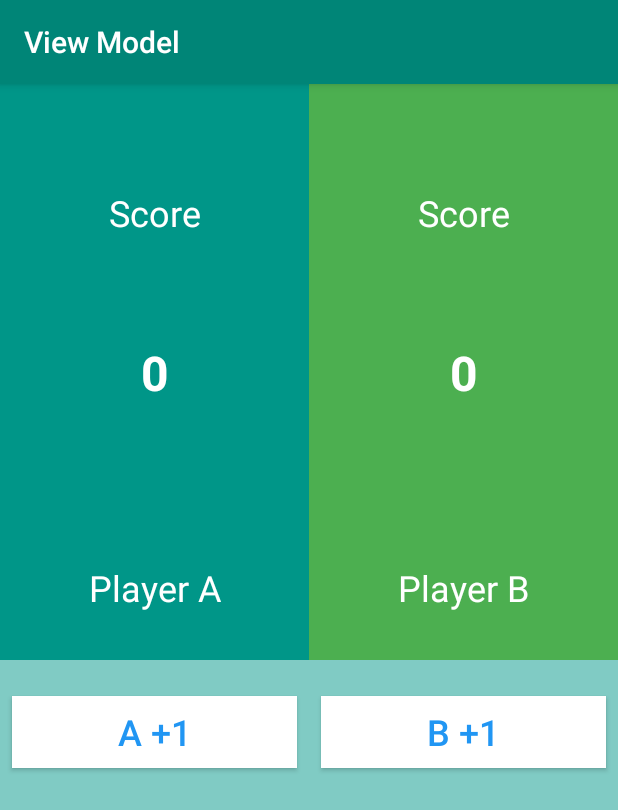
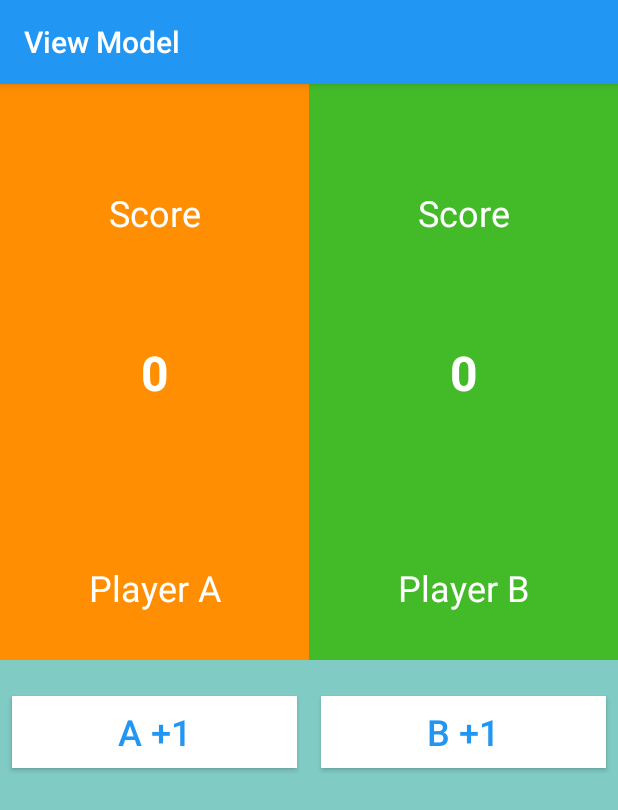
Before and after one commit to novendrasatria/pemrograman-mobile, an Android app: the screen it shows after launch (MainActivity), on a phone screen of 412 x 824 dp. Shown: the top 810 px of the screen. Run offline under Robolectric (Android 15) with nearby library versions, the phone set to English and light mode, and no system bars.

Commit message:
Edit Warna

```diff
--- a/pertemuan9/app/src/main/res/layout/activity_main.xml
+++ b/pertemuan9/app/src/main/res/layout/activity_main.xml
@@ -4,13 +4,14 @@
     xmlns:tools="http://schemas.android.com/tools"
     android:layout_width="match_parent"
     android:layout_height="match_parent"
-    tools:context=".MainActivity">
+    tools:context=".MainActivity"
+    >
 
     <androidx.constraintlayout.widget.ConstraintLayout
         android:id="@+id/constraintLayout4"
         android:layout_width="0dp"
         android:layout_height="0dp"
-        android:background="#009688"
+        android:background="#FF8E02"
         app:layout_constraintBottom_toTopOf="@+id/constraintLayout5"
         app:layout_constraintEnd_toStartOf="@+id/constraintLayout3"
         app:layout_constraintHorizontal_bias="0.5"
@@ -70,7 +71,7 @@
         android:id="@+id/constraintLayout3"
         android:layout_width="0dp"
         android:layout_height="0dp"
-        android:background="#4CAF50"
+        android:background="#43BB28"
         app:layout_constraintBottom_toTopOf="@+id/constraintLayout5"
         app:layout_constraintEnd_toEndOf="parent"
         app:layout_constraintHorizontal_bias="0.5"
@@ -151,7 +152,8 @@
             app:layout_constraintHorizontal_bias="0.5"
             app:layout_constraintHorizontal_chainStyle="spread"
             app:layout_constraintStart_toStartOf="parent"
-            app:layout_constraintTop_toTopOf="parent" />
+            app:layout_constraintTop_toTopOf="parent"
+            tools:context=".ToastActivity"/>
 
         <Button
             android:id="@+id/btnPlayerB"
@@ -167,7 +169,8 @@
             app:layout_constraintEnd_toEndOf="parent"
             app:layout_constraintHorizontal_bias="0.5"
             app:layout_constraintStart_toEndOf="@+id/btnPlayerA"
-            app:layout_constraintTop_toTopOf="parent" />
+            app:layout_constraintTop_toTopOf="parent"
+            tools:context=".ToastActivity"/>
 
     </androidx.constraintlayout.widget.ConstraintLayout>
 
--- a/pertemuan9/app/src/main/res/values/colors.xml
+++ b/pertemuan9/app/src/main/res/values/colors.xml
@@ -1,6 +1,6 @@
 <?xml version="1.0" encoding="utf-8"?>
 <resources>
-    <color name="colorPrimary">#008577</color>
+    <color name="colorPrimary">#2196F3</color>
     <color name="colorPrimaryDark">#00574B</color>
     <color name="colorAccent">#D81B60</color>
 </resources>
```
Also changed, not shown: pertemuan9/app/src/main/java/com/novendra/satria/pertemuan9/ToastActivity.kt (added, +24 -0 lines).
